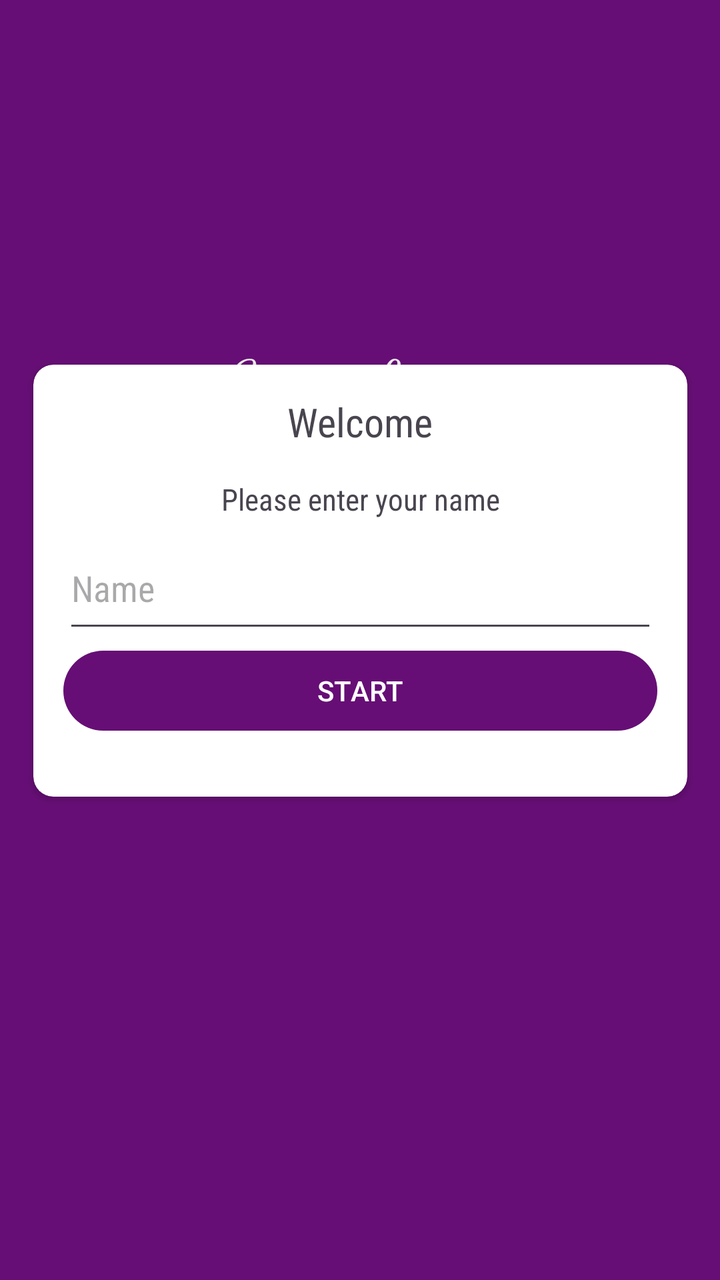
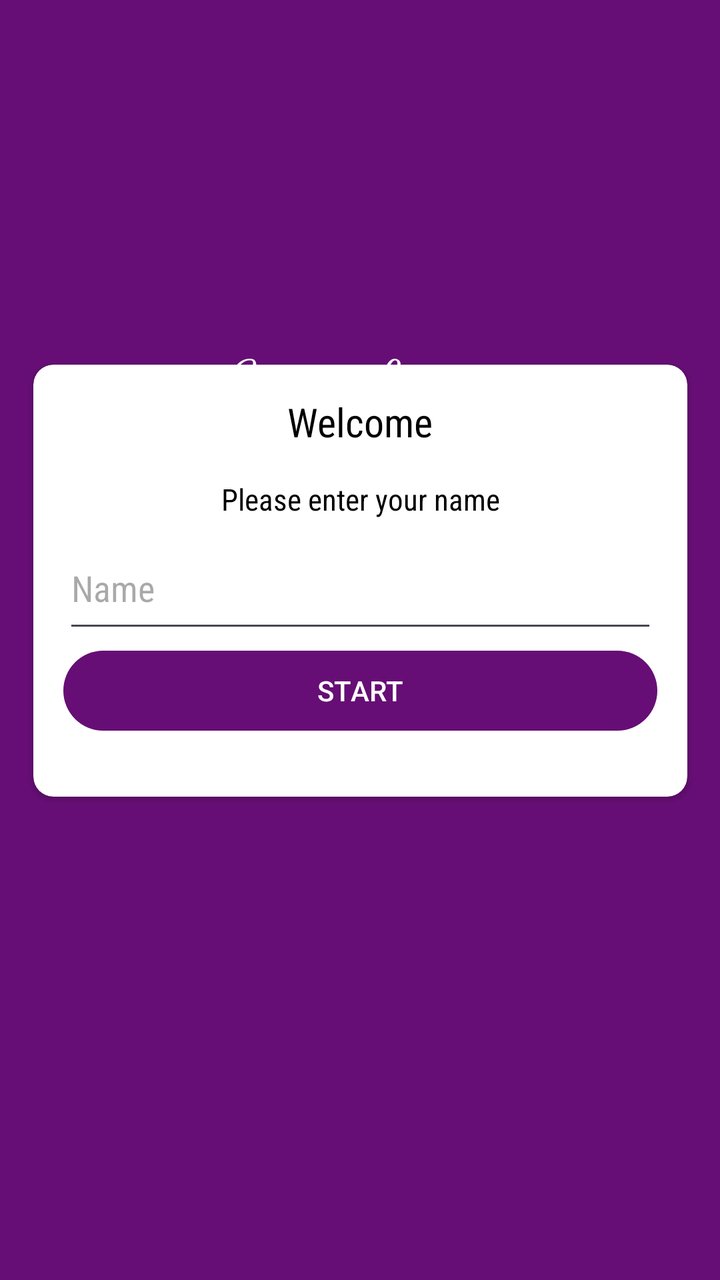

Screens rendered from an Android XML layout before and after an edit, with the pre-edit source and the edit as a unified diff.
<!-- AndroidManifest.xml: application theme Theme.seven_learn -->
<!-- res/layout/activity_main.xml -->
<?xml version="1.0" encoding="utf-8"?>
<androidx.constraintlayout.widget.ConstraintLayout xmlns:android="http://schemas.android.com/apk/res/android"
    xmlns:app="http://schemas.android.com/apk/res-auto"
    xmlns:tools="http://schemas.android.com/tools"
    android:id="@+id/main"
    android:layout_width="match_parent"
    android:layout_height="match_parent"
    android:background="@color/primary"
    tools:context=".activities.MainActivity">

    <TextView
        android:id="@+id/mainBanner"
        android:layout_width="215dp"
        android:layout_height="44dp"
        android:layout_marginTop="168dp"
        android:fontFamily="cursive"
        android:text="@string/main_banner_text"
        android:textAlignment="center"
        android:textColor="#EFEFEF"
        android:textSize="30sp"
        android:textStyle="normal"
        app:layout_constraintEnd_toEndOf="parent"
        app:layout_constraintStart_toStartOf="parent"
        app:layout_constraintTop_toTopOf="parent" />

    <androidx.cardview.widget.CardView
        android:id="@+id/cardView"
        android:layout_width="327dp"
        android:layout_height="216dp"
        android:background="#EFEFEF"
        android:padding="15dp"
        app:cardCornerRadius="10dp"
        app:contentPadding="15dp"
        app:layout_constraintBottom_toBottomOf="parent"
        app:layout_constraintEnd_toEndOf="parent"
        app:layout_constraintStart_toStartOf="parent"
        app:layout_constraintTop_toTopOf="parent"
        app:layout_constraintVertical_bias="0.43">

        <LinearLayout
            android:layout_width="297dp"
            android:layout_height="183dp"
            android:orientation="vertical">

            <TextView
                android:id="@+id/welcomeTextView"
                android:layout_width="match_parent"
                android:layout_height="34dp"
                android:fontFamily="sans-serif-condensed"
                android:text="@string/welcome_text"
                android:textAlignment="center"
                android:textSize="20sp" />

            <Space
                android:layout_width="match_parent"
                android:layout_height="8dp" />

            <TextView
                android:id="@+id/namePromptTextView"
                android:layout_width="match_parent"
                android:layout_height="24dp"
                android:fontFamily="sans-serif-condensed"
                android:text="@string/name_prompt_text"
                android:textAlignment="center"
                android:textSize="15sp" />

            <EditText
                android:id="@+id/nameEditText"
                android:layout_width="match_parent"
                android:layout_height="58dp"
                android:ems="10"
                android:fontFamily="sans-serif-condensed"
                android:hint="Name"
                android:inputType="textPersonName" />

            <Button
                android:id="@+id/startButton"
                android:layout_width="match_parent"
                android:layout_height="wrap_content"
                android:text="@string/start_btn_text"
                android:textAllCaps="true"
                android:textColor="@color/white"
                app:backgroundTint="@color/primary" />

        </LinearLayout>

    </androidx.cardview.widget.CardView>

</androidx.constraintlayout.widget.ConstraintLayout>
<!-- resources referenced by this layout -->
<resources>
  <color name="primary">#660E75</color>
  <color name="white">#FFFFFFFF</color>
  <string name="main_banner_text">Seven Learn</string>
  <string name="name_prompt_text">Please enter your name</string>
  <string name="start_btn_text">Start</string>
  <string name="welcome_text">Welcome</string>
  <style name="Theme.seven_learn" parent="Base.Theme.seven_learn" />
  <style name="Base.Theme.seven_learn" parent="Theme.Material3.DayNight.NoActionBar">
          
          
      </style>
</resources>

<!-- the commit's change to res/layout/activity_main.xml (unified diff, before → after) -->
@@ -16,7 +16,7 @@
         android:fontFamily="cursive"
         android:text="@string/main_banner_text"
         android:textAlignment="center"
-        android:textColor="#EFEFEF"
+        android:textColor="@color/white"
         android:textSize="30sp"
         android:textStyle="normal"
         app:layout_constraintEnd_toEndOf="parent"
@@ -49,6 +49,7 @@
                 android:fontFamily="sans-serif-condensed"
                 android:text="@string/welcome_text"
                 android:textAlignment="center"
+                android:textColor="@color/black"
                 android:textSize="20sp" />
 
             <Space
@@ -62,6 +63,7 @@
                 android:fontFamily="sans-serif-condensed"
                 android:text="@string/name_prompt_text"
                 android:textAlignment="center"
+                android:textColor="@color/black"
                 android:textSize="15sp" />
 
             <EditText
<!-- resource entries referenced after the edit -->
@@ -1,5 +1,6 @@
 <!-- resources referenced by this layout -->
 <resources>
+  <color name="black">#FF000000</color>
   <color name="primary">#660E75</color>
   <color name="white">#FFFFFFFF</color>
   <string name="main_banner_text">Seven Learn</string>
